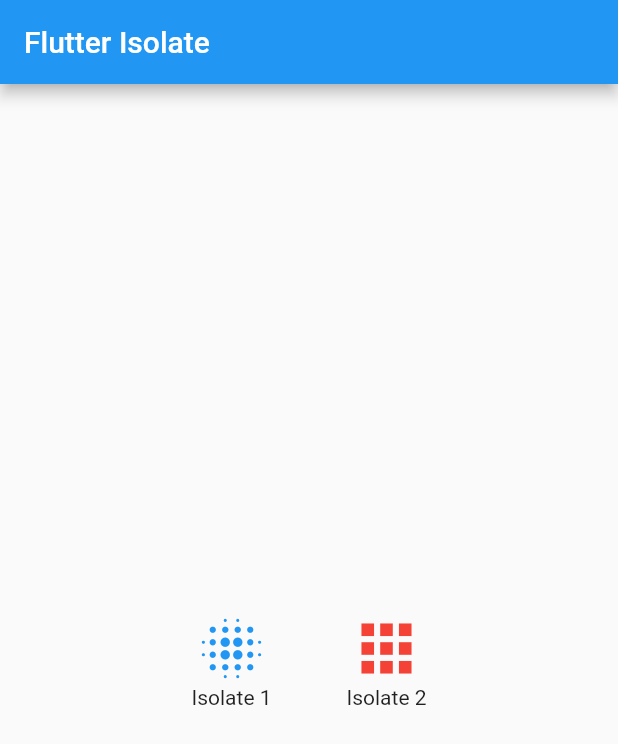
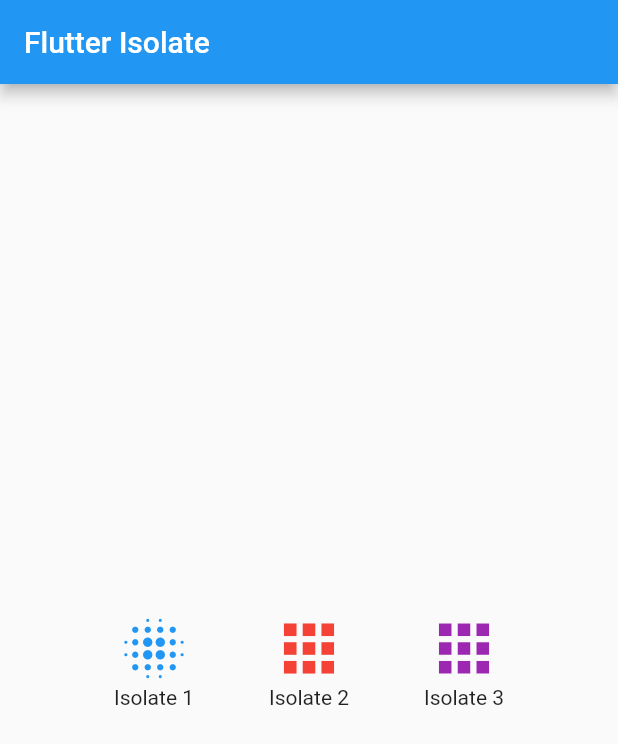
Before and after one commit to tiagosito/flutter_isolate, a Flutter app: the screen it shows after launch, on a phone screen of 412 x 824 dp. Shown: the top 744 px of the screen. Run offline on Flutter 3.47's test engine with Material 2 defaults, Android fonts, the phone set to English and light mode, and no system bars; our stand-ins replace dio.

Commit message:
IsolateThree

```diff
--- a/lib/isolate_one.dart
+++ b/lib/isolate_one.dart
@@ -18,10 +18,12 @@
       (data) {
         if (data == null) {
           print('Oh nooo! Data not received!');
-          stop();
+          //stop();
         } else {
           print(data);
         }
+
+        stop();
       },
     );
   }
--- /dev/null
+++ b/lib/isolate_three.dart
@@ -0,0 +1,92 @@
+import 'dart:isolate';
+
+import 'package:dio/dio.dart';
+
+import 'isolate_object.dart';
+
+class IsolateThree {
+  //Isolate
+  Isolate _isolate1;
+  Isolate _isolate2;
+  void runIsolateFn() async {
+    printStartMethod('Start Method');
+
+    stop();
+    ReceivePort _receivePort = ReceivePort(); //port for this main isolate to receive messages.
+
+    var message = IsolateObject<String>(
+      value: "Hello from Isolate 1 - Class IsolateThree",
+      sender: _receivePort.sendPort,
+    );
+
+    _isolate1 = await Isolate.spawn(runMethod1, message);
+    _isolate2 = await Isolate.spawn(runMethod2, _receivePort.sendPort);
+
+    _receivePort.listen(
+      (data) {
+        if (data == null) {
+          print('Ah nooo! Data not received!');
+          stop();
+        } else if (data.runtimeType == String) {
+          print(data);
+        } else if (data.runtimeType.toString() == 'IsolateObject<String>') {
+          print((data as IsolateObject).value);
+        }
+      },
+    );
+
+    int count = 0;
+    while (count <= 500) {
+      print('AAAA - $count');
+      count++;
+    }
+  }
+
+  static void runMethod1(IsolateObject isolate) async {
+    var message = IsolateObject<String>(
+      value: '${isolate.value} - ${DateTime.now()}',
+      sender: isolate.sender,
+    );
+
+    printStartMethod('Method 1');
+
+    int count = 0;
+    while (count <= 5000) {
+      print('BBBBBBBBBB - $count');
+      count++;
+    }
+
+    isolate.sender.send(message);
+  }
+
+  static void runMethod2(SendPort isolate) async {
+    var message = 'Ok! I finished here from Isolate 2';
+
+    printStartMethod('Method 2');
+    int count = 0;
+    while (count <= 500) {
+      print('CCCCCCCCCCCCCCCC - $count');
+      count++;
+    }
+
+    isolate.send(message);
+  }
+
+  static void printStartMethod(String message) {
+    print('Started running - $message - Class IsolateThree');
+  }
+
+  void stop() {
+    if (_isolate1 != null) {
+      print('killing isolate - Class IsolateThree');
+      _isolate1.kill(priority: Isolate.immediate);
+      _isolate1 = null;
+    }
+
+    if (_isolate2 != null) {
+      print('killing isolate - Class IsolateThree');
+      _isolate2.kill(priority: Isolate.immediate);
+      _isolate2 = null;
+    }
+  }
+}
--- a/lib/main.dart
+++ b/lib/main.dart
@@ -1,5 +1,6 @@
 import 'package:flutter/material.dart';
 import 'package:flutter_isolate/isolate_one.dart';
+import 'package:flutter_isolate/isolate_three.dart';
 import 'package:flutter_isolate/isolate_two.dart';
 
 void main() {
@@ -85,6 +86,30 @@
               ),
             ),
           ),
+          SizedBox(
+            width: 50,
+          ),
+          GestureDetector(
+            onTap: () {
+              IsolateThree().runIsolateFn();
+            },
+            child: Center(
+              child: Column(
+                mainAxisAlignment: MainAxisAlignment.center,
+                crossAxisAlignment: CrossAxisAlignment.center,
+                children: [
+                  Container(
+                    child: Icon(
+                      Icons.apps,
+                      size: 50,
+                      color: Colors.purple,
+                    ),
+                  ),
+                  Text('Isolate 3'),
+                ],
+              ),
+            ),
+          ),
         ],
       ),
     );
```
